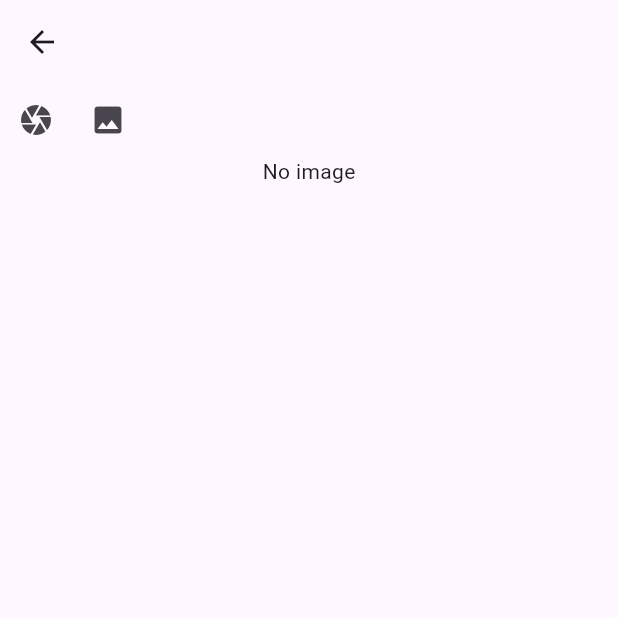
After one commit to nashvak/equatable_samples, a Flutter app: the SecondScreen screen opened directly, after a tap on the "arrow forward" icon, on a phone screen of 412 x 824 dp, the top half of it. The commit adds this screen. Run offline on Flutter 3.47's test engine with Material 3 defaults, Android fonts, the phone set to English and light mode, and no system bars; our stand-ins replace bloc, equatable, flutter_bloc, image_picker.

Commit message:
folder structure changed and image picker bloc created

```diff
--- a/lib/bloc/counter/counter_bloc.dart
+++ b/lib/counter/bloc/counter/counter_bloc.dart
@@ -1,6 +1,6 @@
 import 'package:bloc/bloc.dart';
-import 'package:equatable_asif_taj/bloc/counter/counter_event.dart';
-import 'package:equatable_asif_taj/bloc/counter/counter_state.dart';
+import 'package:equatable_asif_taj/counter/bloc/counter/counter_event.dart';
+import 'package:equatable_asif_taj/counter/bloc/counter/counter_state.dart';
 
 class CounterBloc extends Bloc<CounterEvent, CounterState> {
   CounterBloc() : super(const CounterState()) {
--- /dev/null
+++ b/lib/image_picker/bloc/bloc/image_picker_bloc.dart
@@ -0,0 +1,31 @@
+import 'dart:async';
+
+import 'package:bloc/bloc.dart';
+import 'package:equatable/equatable.dart';
+import 'package:equatable_asif_taj/image_picker/utils/image_service.dart';
+import 'package:image_picker/image_picker.dart';
+
+part 'image_picker_event.dart';
+part 'image_picker_state.dart';
+
+class ImagePickerBloc extends Bloc<ImagePickerEvent, ImagePickerState> {
+  // dependency injection, creating instance
+  ImageService service = ImageService();
+  //passing the dependency injection to the bloc
+  ImagePickerBloc(this.service) : super(const ImagePickerState()) {
+    on<CaptureCamera>(camerafuncton);
+    on<CaptureGallery>(galleryfunction);
+  }
+
+  FutureOr<void> camerafuncton(
+      CaptureCamera event, Emitter<ImagePickerState> emit) async {
+    XFile? file = await service.accessCamera();
+    emit(state.copyWith(file: file));
+  }
+
+  FutureOr<void> galleryfunction(
+      CaptureGallery event, Emitter<ImagePickerState> emit) async {
+    XFile? file = await service.accessPhoto();
+    emit(state.copyWith(file: file));
+  }
+}
--- /dev/null
+++ b/lib/image_picker/bloc/bloc/image_picker_event.dart
@@ -0,0 +1,12 @@
+part of 'image_picker_bloc.dart';
+
+sealed class ImagePickerEvent extends Equatable {
+  const ImagePickerEvent();
+
+  @override
+  List<Object> get props => [];
+}
+
+class CaptureCamera extends ImagePickerEvent {}
+
+class CaptureGallery extends ImagePickerEvent {}
--- /dev/null
+++ b/lib/image_picker/bloc/bloc/image_picker_state.dart
@@ -0,0 +1,12 @@
+part of 'image_picker_bloc.dart';
+
+class ImagePickerState extends Equatable {
+  final XFile? file;
+  const ImagePickerState({this.file});
+  ImagePickerState copyWith({XFile? file}) {
+    return ImagePickerState(file: file ?? this.file);
+  }
+
+  @override
+  List<Object?> get props => [file];
+}
--- /dev/null
+++ b/lib/image_picker/page/third_screen.dart
@@ -0,0 +1,45 @@
+import 'dart:io';
+
+import 'package:flutter/material.dart';
+import 'package:flutter_bloc/flutter_bloc.dart';
+import 'package:image_picker/image_picker.dart';
+
+import '../bloc/bloc/image_picker_bloc.dart';
+
+class ThirdScreen extends StatelessWidget {
+  const ThirdScreen({super.key});
+
+  @override
+  Widget build(BuildContext context) {
+    return Scaffold(
+      appBar: AppBar(),
+      body: Column(
+        children: [
+          Row(
+            children: [
+              IconButton(
+                  onPressed: () {
+                    context.read<ImagePickerBloc>().add(CaptureCamera());
+                  },
+                  icon: Icon(Icons.camera)),
+              IconButton(
+                  onPressed: () {
+                    context.read<ImagePickerBloc>().add(CaptureGallery());
+                  },
+                  icon: Icon(Icons.photo)),
+            ],
+          ),
+          BlocBuilder<ImagePickerBloc, ImagePickerState>(
+            builder: (context, state) {
+              return Container(
+                child: state.file == null
+                    ? Text("No image")
+                    : Image.file(File(state.file!.path.toString())),
+              );
+            },
+          )
+        ],
+      ),
+    );
+  }
+}
--- /dev/null
+++ b/lib/image_picker/utils/image_service.dart
@@ -0,0 +1,14 @@
+import 'package:image_picker/image_picker.dart';
+
+class ImageService {
+  final ImagePicker picker = ImagePicker();
+  Future<XFile?> accessCamera() async {
+    final XFile? file = await picker.pickImage(source: ImageSource.camera);
+    return file;
+  }
+
+  Future<XFile?> accessPhoto() async {
+    final XFile? file = await picker.pickImage(source: ImageSource.gallery);
+    return file;
+  }
+}
--- a/lib/bloc/switch/switch_bloc.dart
+++ b/lib/screen 2/bloc/switch/switch_bloc.dart
@@ -1,5 +1,5 @@
-import 'package:equatable_asif_taj/bloc/switch/switch_event.dart';
-import 'package:equatable_asif_taj/bloc/switch/switch_state.dart';
+import 'package:equatable_asif_taj/screen%202/bloc/switch/switch_event.dart';
+import 'package:equatable_asif_taj/screen%202/bloc/switch/switch_state.dart';
 import 'package:flutter_bloc/flutter_bloc.dart';
 
 class SwitchBloc extends Bloc<SwitchEvent, SwitchState> {
--- a/lib/screens/second_screen.dart
+++ b/lib/screen 2/page/second_screen.dart
@@ -1,6 +1,7 @@
-import 'package:equatable_asif_taj/bloc/switch/switch_bloc.dart';
-import 'package:equatable_asif_taj/bloc/switch/switch_event.dart';
-import 'package:equatable_asif_taj/bloc/switch/switch_state.dart';
+import 'package:equatable_asif_taj/image_picker/page/third_screen.dart';
+import 'package:equatable_asif_taj/screen%202/bloc/switch/switch_bloc.dart';
+import 'package:equatable_asif_taj/screen%202/bloc/switch/switch_event.dart';
+import 'package:equatable_asif_taj/screen%202/bloc/switch/switch_state.dart';
 import 'package:flutter/material.dart';
 import 'package:flutter_bloc/flutter_bloc.dart';
 
@@ -10,6 +11,18 @@ class SecondScreen extends StatelessWidget {
   @override
   Widget build(BuildContext context) {
     return Scaffold(
+      appBar: AppBar(
+        actions: [
+          IconButton(
+              onPressed: () {
+                Navigator.push(
+                    context,
+                    MaterialPageRoute(
+                        builder: (context) => const ThirdScreen()));
+              },
+              icon: const Icon(Icons.arrow_forward))
+        ],
+      ),
       body: Column(
         mainAxisAlignment: MainAxisAlignment.center,
         children: [
--- a/pubspec.yaml
+++ b/pubspec.yaml
@@ -38,6 +38,7 @@ dependencies:
   equatable: ^2.0.5
   bloc: ^8.1.3
   flutter_bloc: ^8.1.4
+  image_picker: ^1.0.7
 
 dev_dependencies:
   flutter_test:
```
Also changed, not shown: lib/counter/page/first_screen.dart (added, +57 -0 lines), lib/main.dart (+7 -55 lines), lib/counter/bloc/counter/counter_event.dart (renamed from lib/bloc/counter/counter_event.dart), lib/counter/bloc/counter/counter_state.dart (renamed from lib/bloc/counter/counter_state.dart), lib/screen 2/bloc/switch/switch_event.dart (renamed from lib/bloc/switch/switch_event.dart), lib/screen 2/bloc/switch/switch_state.dart (renamed from lib/bloc/switch/switch_state.dart), pubspec.lock, 5 other files.
